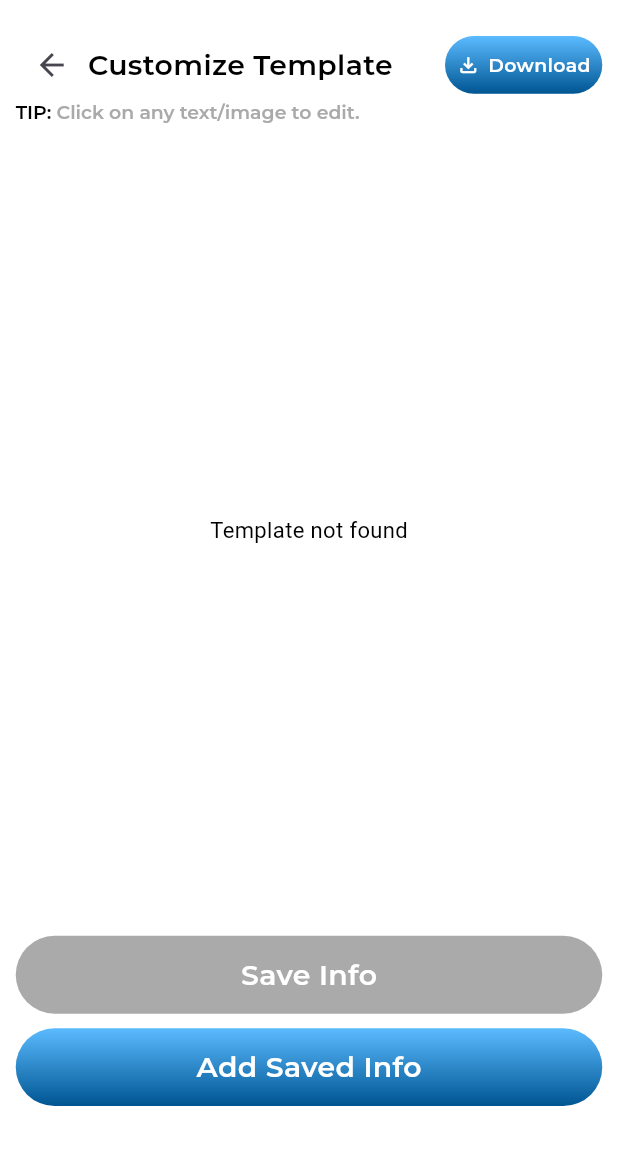
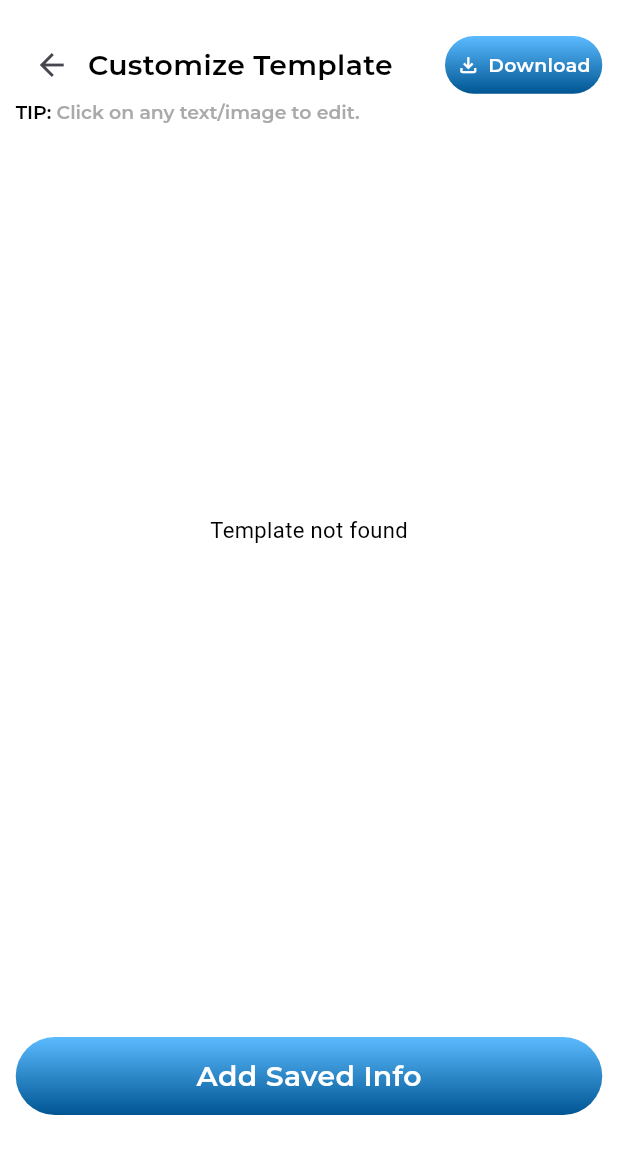
Before and after one commit to Kashannn/Resume_Builder_App, a Flutter app: the CustomizedTemplateScreen screen opened directly with empty values, on a phone screen of 412 x 824 dp. Shown: the top 1154 px of the screen. Run offline on Flutter 3.47's test engine with Material 3 defaults, Android fonts, the phone set to English and light mode, and no system bars; our stand-ins replace flutter_screenutil, flutter_svg, font_awesome_flutter, get, google_fonts, image_picker and 3 more; accounts and stored records are empty; project files that could hold a hidden picture were left out.

Commit message:
kashan ke jan

```diff
--- a/lib/utils/components/custom_button.dart
+++ b/lib/utils/components/custom_button.dart
@@ -7,14 +7,14 @@ class CustomGradientButton extends StatelessWidget {
   final VoidCallback onPressed;
   final String text;
   final IconData? icon;
-  final LinearGradient gradient; // New parameter to accept custom gradient
+  final LinearGradient gradient;
 
   const CustomGradientButton({
     Key? key,
     required this.onPressed,
     required this.text,
     this.icon,
-    required this.gradient, // Make gradient required
+    required this.gradient,
   }) : super(key: key);
 
   @override
@@ -25,12 +25,13 @@ class CustomGradientButton extends StatelessWidget {
         width: double.infinity,
         padding: EdgeInsets.symmetric(vertical: 15.h, horizontal: 30.w),
         decoration: BoxDecoration(
-          gradient: gradient, // Use the passed gradient
+          gradient: gradient,
           borderRadius: BorderRadius.circular(30.r),
         ),
         child: Row(
           mainAxisSize: MainAxisSize.min,
           mainAxisAlignment: MainAxisAlignment.center,
+          crossAxisAlignment: CrossAxisAlignment.center,
           children: [
             if (icon != null) ...[
               Icon(
--- a/lib/view/customized_template_screen.dart
+++ b/lib/view/customized_template_screen.dart
@@ -242,7 +242,6 @@ class _CustomizedTemplateScreenState extends State<CustomizedTemplateScreen> {
     final prefs = await SharedPreferences.getInstance();
 
     setState(() {
-      // Load user data from SharedPreferences
       userName = prefs.getString('userName') ?? userName;
       userRole = prefs.getString('userRole') ?? userRole;
       socialMedia = prefs.getString('socialMedia') ?? socialMedia;
@@ -271,7 +270,6 @@ class _CustomizedTemplateScreenState extends State<CustomizedTemplateScreen> {
 
   @override
   Widget build(BuildContext context) {
-
     ScreenUtil.init(context, designSize: const Size(393, 855));
     bool isDarkMode = Theme.of(context).brightness == Brightness.dark;
     return SafeArea(
@@ -280,7 +278,11 @@ class _CustomizedTemplateScreenState extends State<CustomizedTemplateScreen> {
           child: Padding(
             padding: EdgeInsets.symmetric(horizontal: 10.w, vertical: 20.h),
             child: Column(
-              mainAxisAlignment: MainAxisAlignment.start,
+              crossAxisAlignment: CrossAxisAlignment.start,
+              mainAxisAlignment: MainAxisAlignment.spaceBetween,
+              children: [
+                Column(
+                  mainAxisAlignment: MainAxisAlignment.spaceBetween,
                   crossAxisAlignment: CrossAxisAlignment.start,
                   children: [
                     Row(
@@ -364,20 +366,10 @@ class _CustomizedTemplateScreenState extends State<CustomizedTemplateScreen> {
                         child: _loadSelectedTemplate(),
                       ),
                     ),
-                SizedBox(height: 20.h),
-                CustomGradientButton(
-                  onPressed: _saveUserData,
-                  text: 'Save Info',
-                  gradient: LinearGradient(
-                    colors: [
-                      Color(0xFFAAAAAA),
-                      Color(0xFFAAAAAA),
+
                   ],
-                    begin: Alignment.topCenter,
-                    end: Alignment.bottomCenter,
                 ),
-                ),
-                SizedBox(height: 10.h),
+                SizedBox(height: 90.h),
                 CustomGradientButton(
                   onPressed: () {
                     _capturePng();
```
Lines whose indentation alone changed are shown as unchanged.
